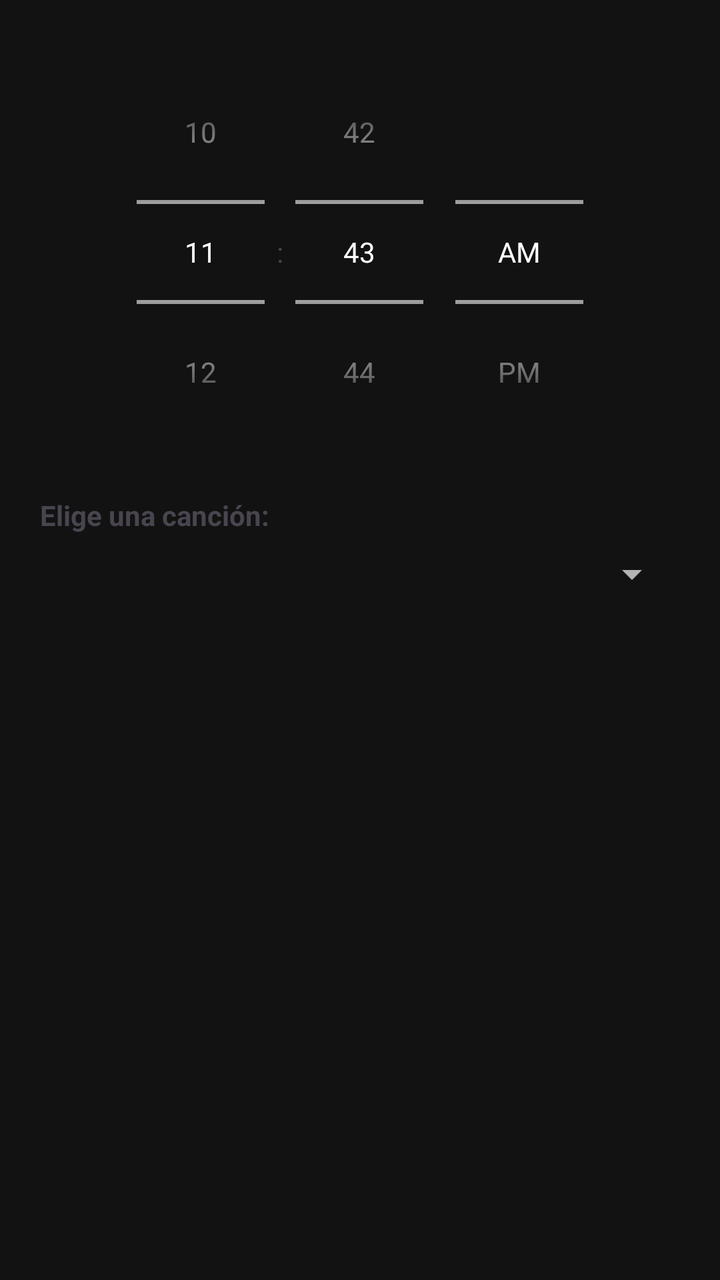
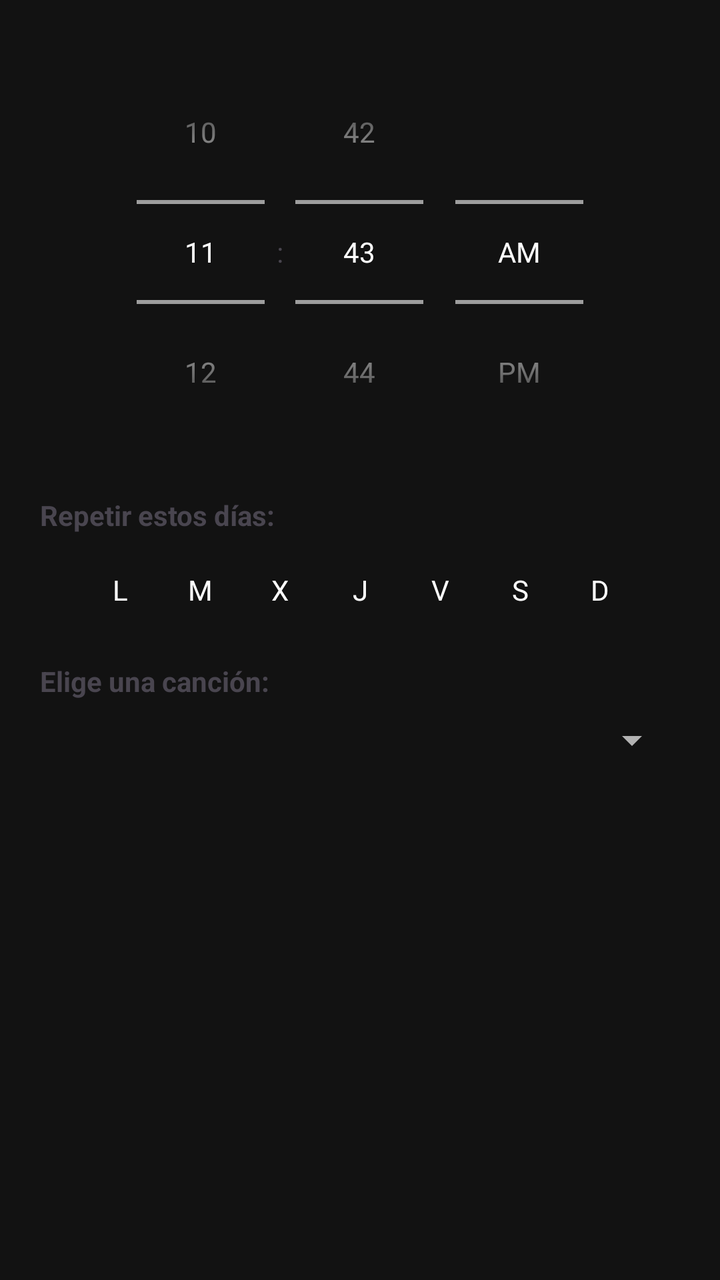

Screens rendered from an Android XML layout before and after an edit, with the pre-edit source and the edit as a unified diff.
<!-- AndroidManifest.xml: application theme Theme.AppMusica -->
<!-- res/layout/dialog_add_alarm.xml -->
<?xml version="1.0" encoding="utf-8"?>
<LinearLayout xmlns:android="http://schemas.android.com/apk/res/android"
    android:layout_width="match_parent"
    android:layout_height="wrap_content"
    android:orientation="vertical"
    android:padding="20dp">

    <TimePicker
        android:id="@+id/timePicker"
        android:layout_width="wrap_content"
        android:layout_height="wrap_content"
        android:layout_gravity="center_horizontal"
        android:timePickerMode="spinner" />

    <TextView
        android:layout_width="wrap_content"
        android:layout_height="wrap_content"
        android:layout_marginTop="16dp"
        android:text="Elige una canción:"
        android:textStyle="bold" />

    <Spinner
        android:id="@+id/spinnerAlarmSong"
        android:layout_width="match_parent"
        android:layout_height="wrap_content"
        android:layout_marginTop="8dp" />

</LinearLayout>
<!-- resources referenced by this layout -->
<resources>
  <style name="Theme.AppMusica" parent="Base.Theme.AppMusica">
          <item name="android:statusBarColor">@color/spotify_black</item>
          <item name="android:navigationBarColor">@color/spotify_black</item>
          <item name="android:windowLightStatusBar">false</item>
      </style>
  <style name="Base.Theme.AppMusica" parent="Theme.Material3.DayNight.NoActionBar">
          
          <item name="colorPrimary">@color/spotify_green</item>
          <item name="colorSurface">@color/spotify_dark_grey</item>
          <item name="android:windowBackground">@color/spotify_black</item>
          <item name="android:textColorPrimary">@color/white</item>
          <item name="android:textColorSecondary">@color/spotify_light_grey</item>
      </style>
  <color name="spotify_black">#121212</color>
  <color name="spotify_green">#1DB954</color>
  <color name="spotify_dark_grey">#181818</color>
  <color name="white">#FFFFFFFF</color>
  <color name="spotify_light_grey">#B3B3B3</color>
</resources>

<!-- the commit's change to res/layout/dialog_add_alarm.xml (unified diff, before → after) -->
@@ -16,6 +16,29 @@
         android:layout_width="wrap_content"
         android:layout_height="wrap_content"
         android:layout_marginTop="16dp"
+        android:text="Repetir estos días:"
+        android:textStyle="bold" />
+
+    <LinearLayout
+        android:layout_width="match_parent"
+        android:layout_height="wrap_content"
+        android:layout_marginTop="8dp"
+        android:orientation="horizontal"
+        android:gravity="center_horizontal">
+
+        <CheckBox android:id="@+id/cbMon" android:layout_width="wrap_content" android:layout_height="wrap_content" android:text="L" android:padding="0dp" android:minWidth="0dp" android:button="@null" android:background="?attr/selectableItemBackground" android:textColor="@android:color/white" android:layout_margin="4dp" android:gravity="center" android:minHeight="32dp" android:width="32dp"/>
+        <CheckBox android:id="@+id/cbTue" android:layout_width="wrap_content" android:layout_height="wrap_content" android:text="M" android:padding="0dp" android:minWidth="0dp" android:button="@null" android:background="?attr/selectableItemBackground" android:textColor="@android:color/white" android:layout_margin="4dp" android:gravity="center" android:minHeight="32dp" android:width="32dp"/>
+        <CheckBox android:id="@+id/cbWed" android:layout_width="wrap_content" android:layout_height="wrap_content" android:text="X" android:padding="0dp" android:minWidth="0dp" android:button="@null" android:background="?attr/selectableItemBackground" android:textColor="@android:color/white" android:layout_margin="4dp" android:gravity="center" android:minHeight="32dp" android:width="32dp"/>
+        <CheckBox android:id="@+id/cbThu" android:layout_width="wrap_content" android:layout_height="wrap_content" android:text="J" android:padding="0dp" android:minWidth="0dp" android:button="@null" android:background="?attr/selectableItemBackground" android:textColor="@android:color/white" android:layout_margin="4dp" android:gravity="center" android:minHeight="32dp" android:width="32dp"/>
+        <CheckBox android:id="@+id/cbFri" android:layout_width="wrap_content" android:layout_height="wrap_content" android:text="V" android:padding="0dp" android:minWidth="0dp" android:button="@null" android:background="?attr/selectableItemBackground" android:textColor="@android:color/white" android:layout_margin="4dp" android:gravity="center" android:minHeight="32dp" android:width="32dp"/>
+        <CheckBox android:id="@+id/cbSat" android:layout_width="wrap_content" android:layout_height="wrap_content" android:text="S" android:padding="0dp" android:minWidth="0dp" android:button="@null" android:background="?attr/selectableItemBackground" android:textColor="@android:color/white" android:layout_margin="4dp" android:gravity="center" android:minHeight="32dp" android:width="32dp"/>
+        <CheckBox android:id="@+id/cbSun" android:layout_width="wrap_content" android:layout_height="wrap_content" android:text="D" android:padding="0dp" android:minWidth="0dp" android:button="@null" android:background="?attr/selectableItemBackground" android:textColor="@android:color/white" android:layout_margin="4dp" android:gravity="center" android:minHeight="32dp" android:width="32dp"/>
+    </LinearLayout>
+
+    <TextView
+        android:layout_width="wrap_content"
+        android:layout_height="wrap_content"
+        android:layout_marginTop="16dp"
         android:text="Elige una canción:"
         android:textStyle="bold" />
 
